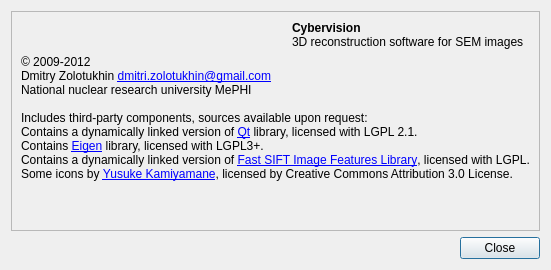
zlogic/cybervision, file cybervision/cybervision-app/UI/aboutwindow.ui: the form before one commit.
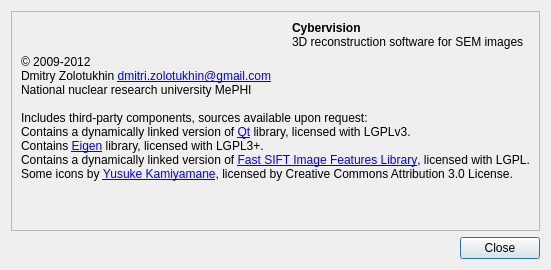
The form after the commit. Icons and pictures are not drawn.

What changed in the file:
```diff
--- a/cybervision/cybervision-app/UI/aboutwindow.ui
+++ b/cybervision/cybervision-app/UI/aboutwindow.ui
@@ -57,10 +57,10 @@
 National nuclear research university MePHI&lt;br /&gt;
 &lt;br /&gt;
 Includes third-party components, sources available upon request:&lt;br /&gt;
-Contains a dynamically linked version of &lt;a href=&quot;http://qt.nokia.com/&quot;&gt;Qt&lt;/a&gt; library, licensed with LGPL 2.1.&lt;br /&gt;
-Contains &lt;a href=&quot;http://eigen.tuxfamily.org/&quot;&gt;Eigen&lt;/a&gt; library, licensed with LGPL3+.&lt;br /&gt;
+Contains a dynamically linked version of &lt;a href=&quot;https://www.qt.io/&quot;&gt;Qt&lt;/a&gt; library, licensed with LGPLv3.&lt;br /&gt;
+Contains &lt;a href=&quot;https://eigen.tuxfamily.org/&quot;&gt;Eigen&lt;/a&gt; library, licensed with LGPL3+.&lt;br /&gt;
 Contains a dynamically linked version of &lt;a href=&quot;https://sourceforge.net/projects/libsift/&quot;&gt;Fast SIFT Image Features Library&lt;/a&gt;, licensed with LGPL.&lt;br /&gt;
-Some icons by &lt;a href=&quot;http://p.yusukekamiyamane.com/&quot;&gt;Yusuke Kamiyamane&lt;/a&gt;, licensed by Creative Commons Attribution 3.0 License.
+Some icons by &lt;a href=&quot;https://p.yusukekamiyamane.com/&quot;&gt;Yusuke Kamiyamane&lt;/a&gt;, licensed by Creative Commons Attribution 3.0 License.
 </string>
         </property>
        </widget>
```
